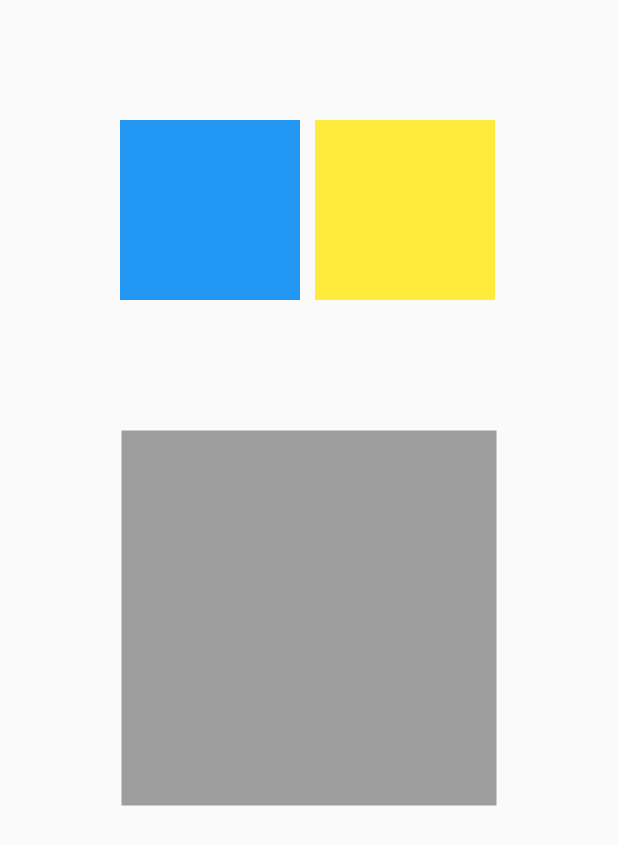
After one commit to jaceechan/hello_flutter, a Flutter app: the DraggableDemo screen opened directly, on a phone screen of 412 x 824 dp. The commit adds this screen. Shown: the top 845 px of the screen. Run offline on Flutter 3.47's test engine with Material 2 defaults, Android fonts, the phone set to English and light mode, and no system bars; network calls fail.

Commit message:
feat: add draggable demo

```diff
--- /dev/null
+++ b/lib/pages/draggable.dart
@@ -0,0 +1,86 @@
+import 'package:flutter/material.dart';
+
+class DraggableWight extends StatefulWidget {
+  final Offset offset;
+  final Color wightColor;
+
+  const DraggableWight(
+      {Key? key, required this.offset, required this.wightColor})
+      : super(key: key);
+
+  @override
+  State<DraggableWight> createState() => _DraggableWightState();
+}
+
+class _DraggableWightState extends State<DraggableWight> {
+  Offset offset = const Offset(0.0, 0.0);
+
+  @override
+  void initState() {
+    super.initState();
+    offset = widget.offset;
+  }
+
+  @override
+  Widget build(BuildContext context) {
+    return Positioned(
+      left: offset.dx,
+      top: offset.dy,
+      child: Draggable(
+          data: widget.wightColor,
+          feedback: Container(
+            width: 130.0,
+            height: 130.0,
+            color: widget.wightColor.withOpacity(0.5),
+          ),
+          onDraggableCanceled: (Velocity velocity, Offset offset) {
+            setState(() {
+              this.offset = offset;
+            });
+          },
+          child: Container(
+            width: 120.0,
+            height: 120.0,
+            color: widget.wightColor,
+          )),
+    );
+  }
+}
+
+class DraggableDemo extends StatefulWidget {
+  const DraggableDemo({super.key});
+
+  @override
+  State<DraggableDemo> createState() => _DraggableDemoState();
+}
+
+class _DraggableDemoState extends State<DraggableDemo> {
+  Color _draggableColor = Colors.grey;
+  @override
+  Widget build(BuildContext context) {
+    return Scaffold(
+      body: Stack(
+        children: <Widget>[
+          const DraggableWight(
+              offset: Offset(80.0, 80.0), wightColor: Colors.blue),
+          const DraggableWight(
+              offset: Offset(210.0, 80.0), wightColor: Colors.yellow),
+          Center(
+            child: DragTarget(
+              onAccept: (Color color) {
+                _draggableColor = color;
+              },
+              builder: (context, condidateData, refectedData) {
+                return Container(
+                  width: 250.0,
+                  height: 250.0,
+                  color: _draggableColor,
+                );
+              },
+            ),
+          )
+        ],
+      ),
+    );
+  }
+}
--- a/lib/pages/list.dart
+++ b/lib/pages/list.dart
@@ -10,6 +10,7 @@ import 'package:hello_flutter/pages/custom_clipper.dart';
 import 'package:hello_flutter/pages/right_back.dart';
 import 'package:flutter/material.dart';
 import 'package:hello_flutter/pages/tooltip.dart';
+import 'package:hello_flutter/pages/draggable.dart';
 
 class ListPage extends StatelessWidget {
   const ListPage({Key? key}) : super(key: key);
@@ -30,6 +31,7 @@ class ListPage extends StatelessWidget {
       {'title': '右滑返回', 'route': const RightBackDemo()},
       {'title': '长列表', 'route': LongListDemo()},
       {'title': 'Tooltip提示', 'route': const TooltipDemo()},
+      {'title': '拖拽控件', 'route': const DraggableDemo()},
     ];
     return Scaffold(
         appBar: AppBar(title: const Text('Demos')),
```
